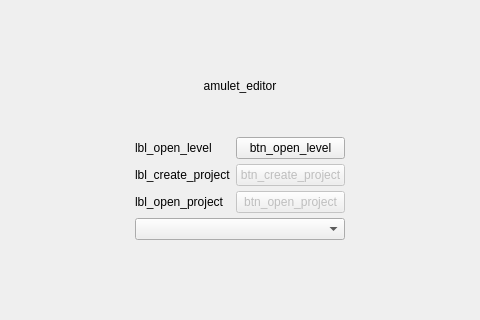
Above: src/builtin_plugins/amulet_team_home_page/home/home/_home.ui from Amulet-Team/Amulet-Editor before the change; both pictures show x 132 to 612 and y 301 to 621 of the 748 by 788 pixel window. Below: the same form after it.
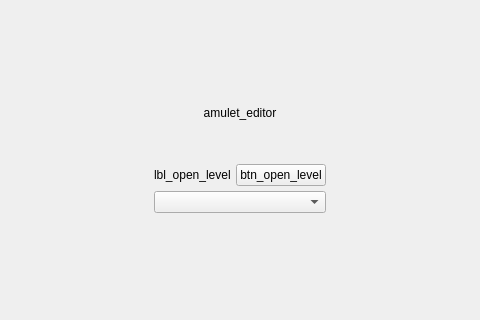
That is the form after the change.

```diff
--- a/src/builtin_plugins/amulet_team_home_page/home/home/_home.ui
+++ b/src/builtin_plugins/amulet_team_home_page/home/home/_home.ui
@@ -144,29 +144,8 @@
      </item>
      <item>
       <layout class="QGridLayout" name="_button_layout" columnstretch="1,0">
-       <item row="1" column="1">
-        <widget class="QPushButton" name="btn_new_project">
-         <property name="enabled">
-          <bool>false</bool>
-         </property>
-         <property name="text">
-          <string>btn_create_project</string>
-         </property>
-        </widget>
-       </item>
-       <item row="1" column="0">
-        <widget class="QLabel" name="_lbl_new_project">
-         <property name="text">
-          <string>lbl_create_project</string>
-         </property>
-        </widget>
-       </item>
-       <item row="2" column="0">
-        <widget class="QLabel" name="_lbl_new_project_2">
-         <property name="text">
-          <string>lbl_open_project</string>
-         </property>
-        </widget>
+       <item row="1" column="0" colspan="2">
+        <widget class="QComboBox" name="cbo_language"/>
        </item>
        <item row="0" column="1">
         <widget class="QPushButton" name="btn_open_world">
@@ -175,9 +154,6 @@
          </property>
         </widget>
        </item>
-       <item row="3" column="0" colspan="2">
-        <widget class="QComboBox" name="cbo_language"/>
-       </item>
        <item row="0" column="0">
         <widget class="QLabel" name="_lbl_open_level">
          <property name="text">
@@ -185,16 +161,6 @@
          </property>
         </widget>
        </item>
-       <item row="2" column="1">
-        <widget class="QPushButton" name="btn_open_project">
-         <property name="enabled">
-          <bool>false</bool>
-         </property>
-         <property name="text">
-          <string>btn_open_project</string>
-         </property>
-        </widget>
-       </item>
       </layout>
      </item>
      <item>
```
